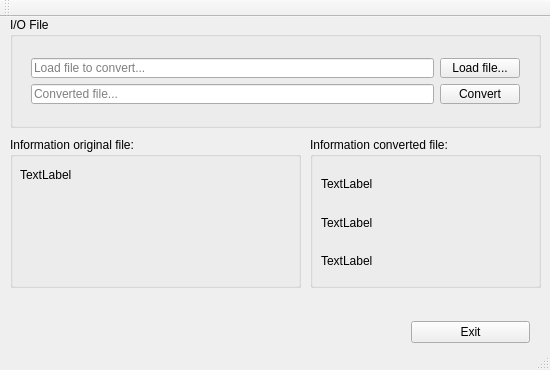
First picture: the form in mainwindow.ui, repository frank1789/LsDynaToAPDL, before the edit.
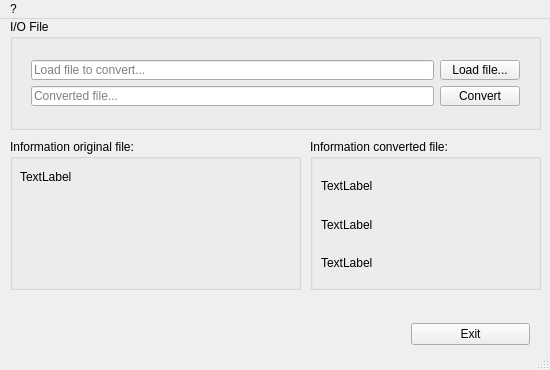
Second picture: the form after the edit.

Commit message: :bug: can't load external ui about

The edit to the form file:
```diff
--- a/mainwindow.ui
+++ b/mainwindow.ui
@@ -198,14 +198,13 @@
      <height>22</height>
     </rect>
    </property>
-  </widget>
-  <widget class="QToolBar" name="mainToolBar">
-   <attribute name="toolBarArea">
-    <enum>TopToolBarArea</enum>
-   </attribute>
-   <attribute name="toolBarBreak">
-    <bool>false</bool>
-   </attribute>
+   <widget class="QMenu" name="menu">
+    <property name="title">
+     <string>?</string>
+    </property>
+    <addaction name="actionInformazioni"/>
+   </widget>
+   <addaction name="menu"/>
   </widget>
   <widget class="QStatusBar" name="statusBar"/>
  </widget>
```
Left out of the diff: 5 changed lines with no effect on the pictures. The commit also changes 2 other files.
